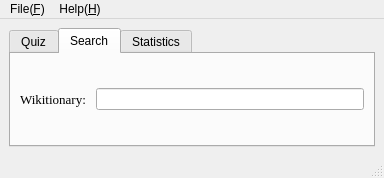
This is mainwindow.ui in shijie-xu/conj as Qt 5 draws it before an edit. The edited form follows.
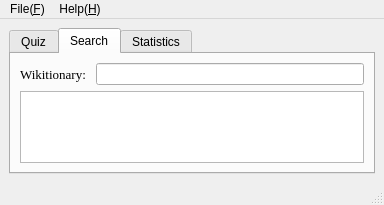
This is the edited form.

Commit message: try to add wikitionary

Patch:
```diff
--- a/mainwindow.ui
+++ b/mainwindow.ui
@@ -116,6 +116,9 @@
             </item>
            </layout>
           </item>
+          <item>
+           <widget class="QTextBrowser" name="tb_wiki"/>
+          </item>
          </layout>
         </item>
        </layout>
```
The commit also changes 2 other files.
